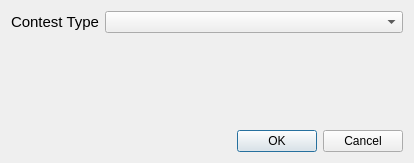
Old version of the form so2sdr/newcontestdialog.ui in the repository n4ogw/so2sdr.
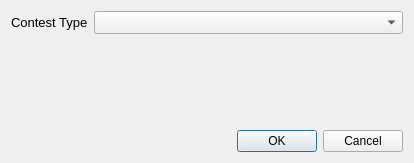
New version of the form.

Commit message: Changes related to latest Windows update. Mostly fixing font problems and inconsistencies.

Patch:
```diff
--- a/so2sdr/newcontestdialog.ui
+++ b/so2sdr/newcontestdialog.ui
@@ -20,7 +20,7 @@
       <widget class="QLabel" name="label">
        <property name="font">
         <font>
-         <pointsize>11</pointsize>
+         <pointsize>10</pointsize>
         </font>
        </property>
        <property name="text">
@@ -29,7 +29,13 @@
       </widget>
      </item>
      <item row="0" column="1">
-      <widget class="QComboBox" name="NewContestComboBox"/>
+      <widget class="QComboBox" name="NewContestComboBox">
+       <property name="font">
+        <font>
+         <pointsize>10</pointsize>
+        </font>
+       </property>
+      </widget>
      </item>
     </layout>
    </item>
```
The commit also changes 18 other files.
